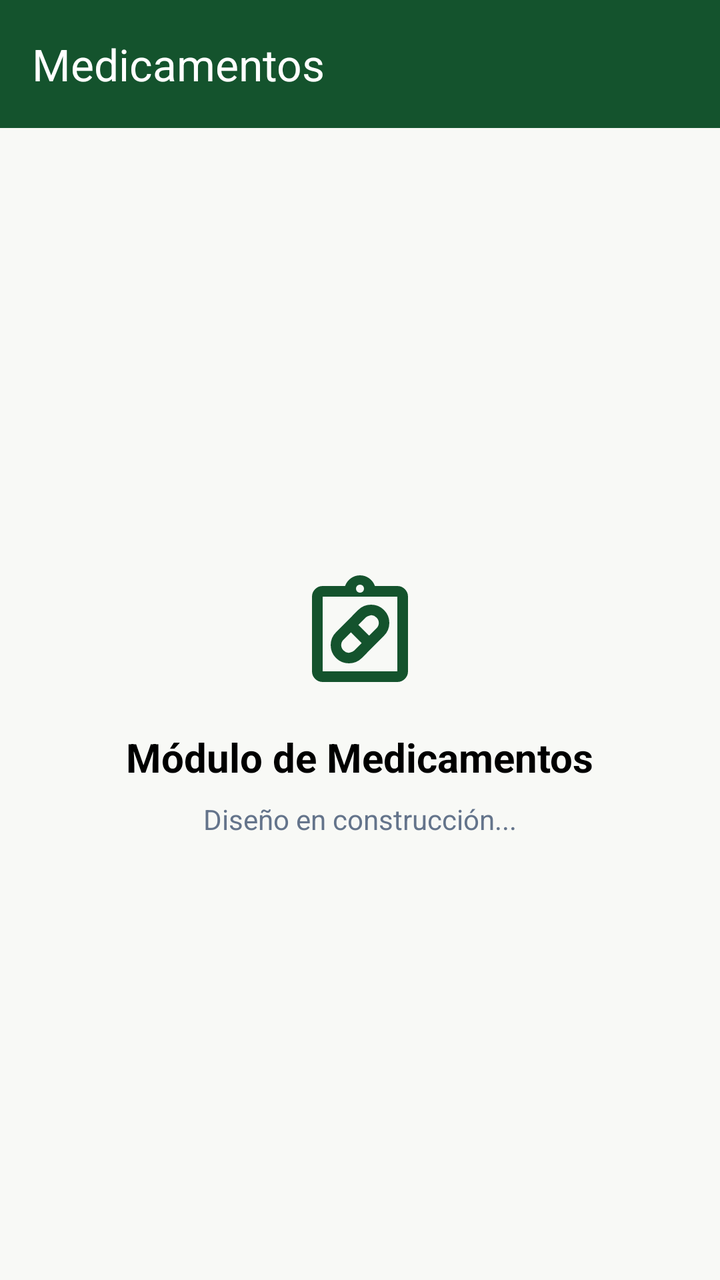
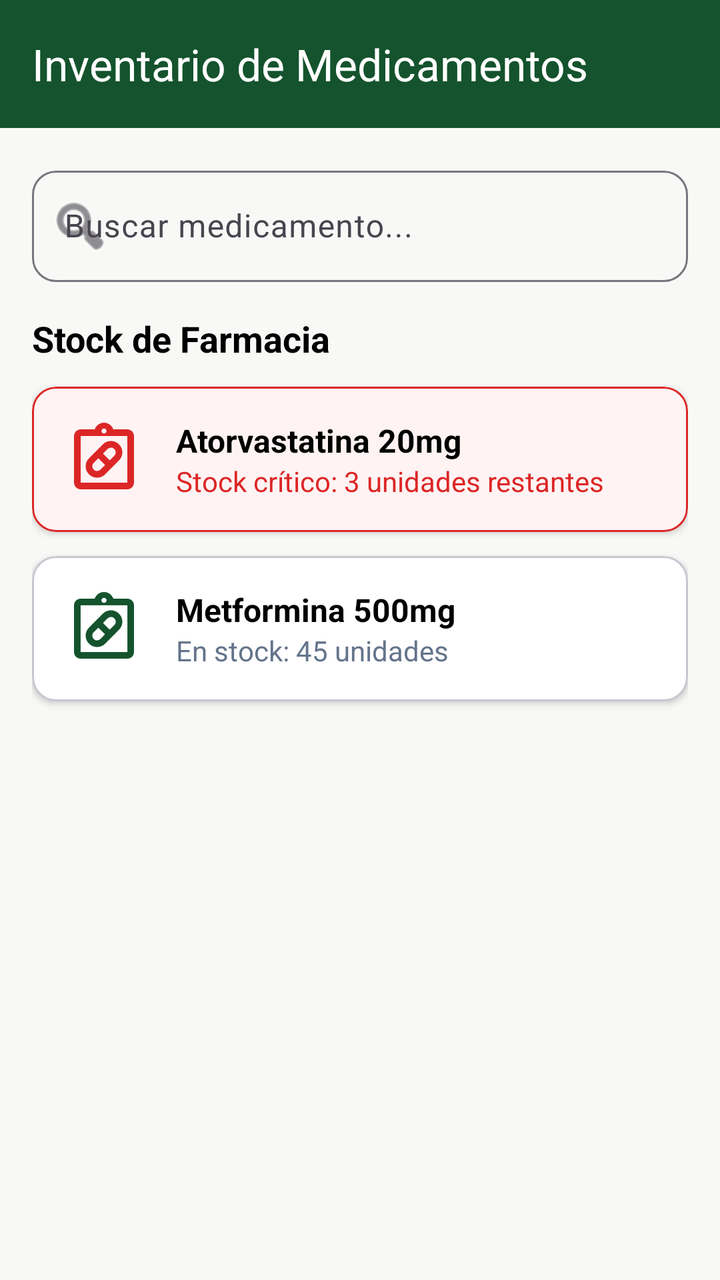

Two renders of the same Android screen: before a commit and after it. Below are the layout's source before the change and the commit's diff.
<!-- AndroidManifest.xml: application theme Theme.ControlDeMedicamentos -->
<!-- res/layout/activity_medicamentos.xml -->
<?xml version="1.0" encoding="utf-8"?>
<LinearLayout xmlns:android="http://schemas.android.com/apk/res/android"
    xmlns:app="http://schemas.android.com/apk/res-auto"
    android:layout_width="match_parent"
    android:layout_height="match_parent"
    android:orientation="vertical"
    android:background="@color/bg_screen">

    <androidx.appcompat.widget.Toolbar
        android:id="@+id/toolbar"
        android:layout_width="match_parent"
        android:layout_height="?attr/actionBarSize"
        android:background="@color/primary_green"
        app:title="Medicamentos"
        app:titleTextColor="@color/white" />

    <LinearLayout
        android:layout_width="match_parent"
        android:layout_height="match_parent"
        android:gravity="center"
        android:orientation="vertical">

        <ImageView
            android:layout_width="64dp"
            android:layout_height="64dp"
            android:src="@drawable/ic_medicamentos"
            app:tint="@color/primary_green"
            android:layout_marginBottom="16dp"/>

        <TextView
            android:layout_width="wrap_content"
            android:layout_height="wrap_content"
            android:text="Módulo de Medicamentos"
            android:textSize="20sp"
            android:textStyle="bold"
            android:textColor="@color/black"/>

        <TextView
            android:layout_width="wrap_content"
            android:layout_height="wrap_content"
            android:text="Diseño en construcción..."
            android:textSize="14sp"
            android:textColor="@color/text_grey"
            android:layout_marginTop="8dp"/>

    </LinearLayout>

</LinearLayout>
<!-- resources referenced by this layout -->
<resources>
  <color name="bg_screen">#F8F9F6</color>
  <color name="black">#FF000000</color>
  <color name="primary_green">#14532D</color>
  <color name="text_grey">#64748B</color>
  <color name="white">#FFFFFFFF</color>
  <!-- drawable ic_medicamentos (drawable) -->
  <vector xmlns:android="http://schemas.android.com/apk/res/android" android:height="24dp" android:tint="#000000" android:viewportHeight="960" android:viewportWidth="960" android:width="24dp">
        
      <path android:fillColor="@android:color/white" android:pathData="M494,660Q454,700 397,700Q340,700 300,660Q260,620 260,563.5Q260,507 300,467L466,300Q506,260 563,260Q620,260 660,300Q700,340 700,396.5Q700,453 660,493L494,660ZM356,603Q379,626 403.5,619.5Q428,613 437,604L492,548L412,468L356,523Q339,540 339,563Q339,586 356,603ZM604,357Q581,334 556.5,340.5Q532,347 523,356L468,412L548,492L604,437Q621,420 621,397Q621,374 604,357ZM200,840Q167,840 143.5,816.5Q120,793 120,760L120,200Q120,167 143.5,143.5Q167,120 200,120L368,120Q381,84 411.5,62Q442,40 480,40Q518,40 548.5,62Q579,84 592,120L760,120Q793,120 816.5,143.5Q840,167 840,200L840,760Q840,793 816.5,816.5Q793,840 760,840L200,840ZM200,760L760,760Q760,760 760,760Q760,760 760,760L760,200Q760,200 760,200Q760,200 760,200L200,200Q200,200 200,200Q200,200 200,200L200,760Q200,760 200,760Q200,760 200,760ZM501.5,161.5Q510,153 510,140Q510,127 501.5,118.5Q493,110 480,110Q467,110 458.5,118.5Q450,127 450,140Q450,153 458.5,161.5Q467,170 480,170Q493,170 501.5,161.5ZM200,760Q200,760 200,760Q200,760 200,760L200,200Q200,200 200,200Q200,200 200,200L200,200Q200,200 200,200Q200,200 200,200L200,760Q200,760 200,760Q200,760 200,760Z"/>
      
  </vector>
  <style name="Theme.ControlDeMedicamentos" parent="Base.Theme.ControlDeMedicamentos" />
  <style name="Base.Theme.ControlDeMedicamentos" parent="Theme.Material3.DayNight.NoActionBar">
          
          
      </style>
</resources>

<!-- the commit's change to res/layout/activity_medicamentos.xml (unified diff, before → after) -->
@@ -6,43 +6,149 @@
     android:orientation="vertical"
     android:background="@color/bg_screen">
 
+    
     <androidx.appcompat.widget.Toolbar
         android:id="@+id/toolbar"
         android:layout_width="match_parent"
         android:layout_height="?attr/actionBarSize"
         android:background="@color/primary_green"
-        app:title="Medicamentos"
+        app:title="Inventario de Medicamentos"
         app:titleTextColor="@color/white" />
 
-    <LinearLayout
+    <androidx.core.widget.NestedScrollView
         android:layout_width="match_parent"
         android:layout_height="match_parent"
-        android:gravity="center"
-        android:orientation="vertical">
+        android:fillViewport="true">
 
-        <ImageView
-            android:layout_width="64dp"
-            android:layout_height="64dp"
-            android:src="@drawable/ic_medicamentos"
-            app:tint="@color/primary_green"
-            android:layout_marginBottom="16dp"/>
+        <LinearLayout
+            android:layout_width="match_parent"
+            android:layout_height="wrap_content"
+            android:orientation="vertical"
+            android:padding="16dp">
 
-        <TextView
-            android:layout_width="wrap_content"
-            android:layout_height="wrap_content"
-            android:text="Módulo de Medicamentos"
-            android:textSize="20sp"
-            android:textStyle="bold"
-            android:textColor="@color/black"/>
+            
+            <com.google.android.material.textfield.TextInputLayout
+                android:layout_width="match_parent"
+                android:layout_height="wrap_content"
+                android:hint="Buscar medicamento..."
+                app:startIconDrawable="@android:drawable/ic_menu_search"
+                app:boxCornerRadiusTopStart="12dp"
+                app:boxCornerRadiusTopEnd="12dp"
+                app:boxCornerRadiusBottomStart="12dp"
+                app:boxCornerRadiusBottomEnd="12dp"
+                android:layout_marginBottom="16dp">
 
-        <TextView
-            android:layout_width="wrap_content"
-            android:layout_height="wrap_content"
-            android:text="Diseño en construcción..."
-            android:textSize="14sp"
-            android:textColor="@color/text_grey"
-            android:layout_marginTop="8dp"/>
+                <com.google.android.material.textfield.TextInputEditText
+                    android:layout_width="match_parent"
+                    android:layout_height="wrap_content"
+                    android:inputType="text" />
+            </com.google.android.material.textfield.TextInputLayout>
 
-    </LinearLayout>
+            <TextView
+                android:layout_width="wrap_content"
+                android:layout_height="wrap_content"
+                android:text="Stock de Farmacia"
+                android:textSize="18sp"
+                android:textStyle="bold"
+                android:textColor="@color/black"
+                android:layout_marginBottom="12dp"/>
 
+            
+            <com.google.android.material.card.MaterialCardView
+                android:layout_width="match_parent"
+                android:layout_height="wrap_content"
+                android:layout_marginBottom="12dp"
+                app:cardCornerRadius="12dp"
+                app:cardElevation="2dp"
+                app:cardBackgroundColor="#FFF3F3"
+                app:strokeColor="@color/red_alert_text"
+                app:strokeWidth="1dp">
+
+                <LinearLayout
+                    android:layout_width="match_parent"
+                    android:layout_height="wrap_content"
+                    android:orientation="horizontal"
+                    android:padding="16dp"
+                    android:gravity="center_vertical">
+
+                    <ImageView
+                        android:layout_width="40dp"
+                        android:layout_height="40dp"
+                        android:src="@drawable/ic_medicamentos"
+                        app:tint="@color/red_alert_text"
+                        android:layout_marginEnd="16dp"/>
+
+                    <LinearLayout
+                        android:layout_width="0dp"
+                        android:layout_height="wrap_content"
+                        android:layout_weight="1"
+                        android:orientation="vertical">
+
+                        <TextView
+                            android:layout_width="wrap_content"
+                            android:layout_height="wrap_content"
+                            android:text="Atorvastatina 20mg"
+                            android:textSize="16sp"
+                            android:textStyle="bold"
+                            android:textColor="@color/black"/>
+
+                        <TextView
+                            android:layout_width="wrap_content"
+                            android:layout_height="wrap_content"
+                            android:text="Stock crítico: 3 unidades restantes"
+                            android:textSize="14sp"
+                            android:textColor="@color/red_alert_text"/>
+                    </LinearLayout>
+                </LinearLayout>
+            </com.google.android.material.card.MaterialCardView>
+
+            
+            <com.google.android.material.card.MaterialCardView
+                android:layout_width="match_parent"
+                android:layout_height="wrap_content"
+                android:layout_marginBottom="12dp"
+                app:cardCornerRadius="12dp"
+                app:cardElevation="2dp"
+                app:cardBackgroundColor="@color/white">
+
+                <LinearLayout
+                    android:layout_width="match_parent"
+                    android:layout_height="wrap_content"
+                    android:orientation="horizontal"
+                    android:padding="16dp"
+                    android:gravity="center_vertical">
+
+                    <ImageView
+                        android:layout_width="40dp"
+                        android:layout_height="40dp"
+                        android:src="@drawable/ic_medicamentos"
+                        app:tint="@color/primary_green"
+                        android:layout_marginEnd="16dp"/>
+
+                    <LinearLayout
+                        android:layout_width="0dp"
+                        android:layout_height="wrap_content"
+                        android:layout_weight="1"
+                        android:orientation="vertical">
+
+                        <TextView
+                            android:layout_width="wrap_content"
+                            android:layout_height="wrap_content"
+                            android:text="Metformina 500mg"
+                            android:textSize="16sp"
+                            android:textStyle="bold"
+                            android:textColor="@color/black"/>
+
+                        <TextView
+                            android:layout_width="wrap_content"
+                            android:layout_height="wrap_content"
+                            android:text="En stock: 45 unidades"
+                            android:textSize="14sp"
+                            android:textColor="@color/text_grey"/>
+                    </LinearLayout>
+                </LinearLayout>
+            </com.google.android.material.card.MaterialCardView>
+
+        </LinearLayout>
+    </androidx.core.widget.NestedScrollView>
 </LinearLayout>
<!-- resource entries referenced after the edit -->
@@ -3,6 +3,7 @@
   <color name="bg_screen">#F8F9F6</color>
   <color name="black">#FF000000</color>
   <color name="primary_green">#14532D</color>
+  <color name="red_alert_text">#DC2626</color>
   <color name="text_grey">#64748B</color>
   <color name="white">#FFFFFFFF</color>
   <!-- drawable ic_medicamentos (drawable) -->
